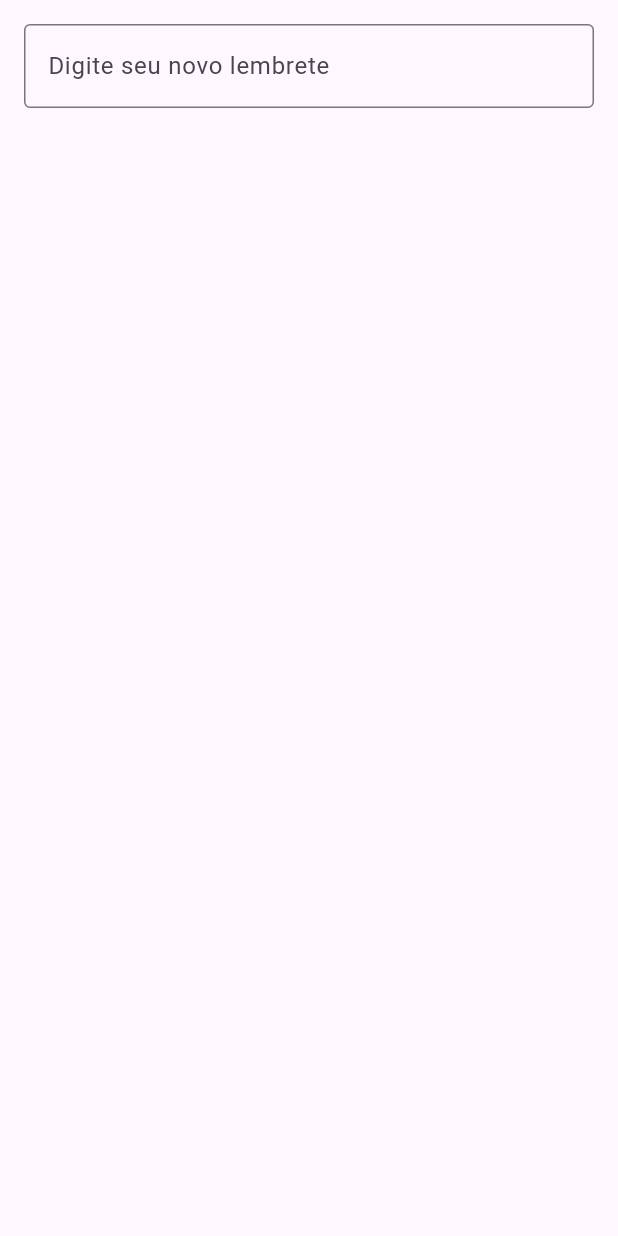
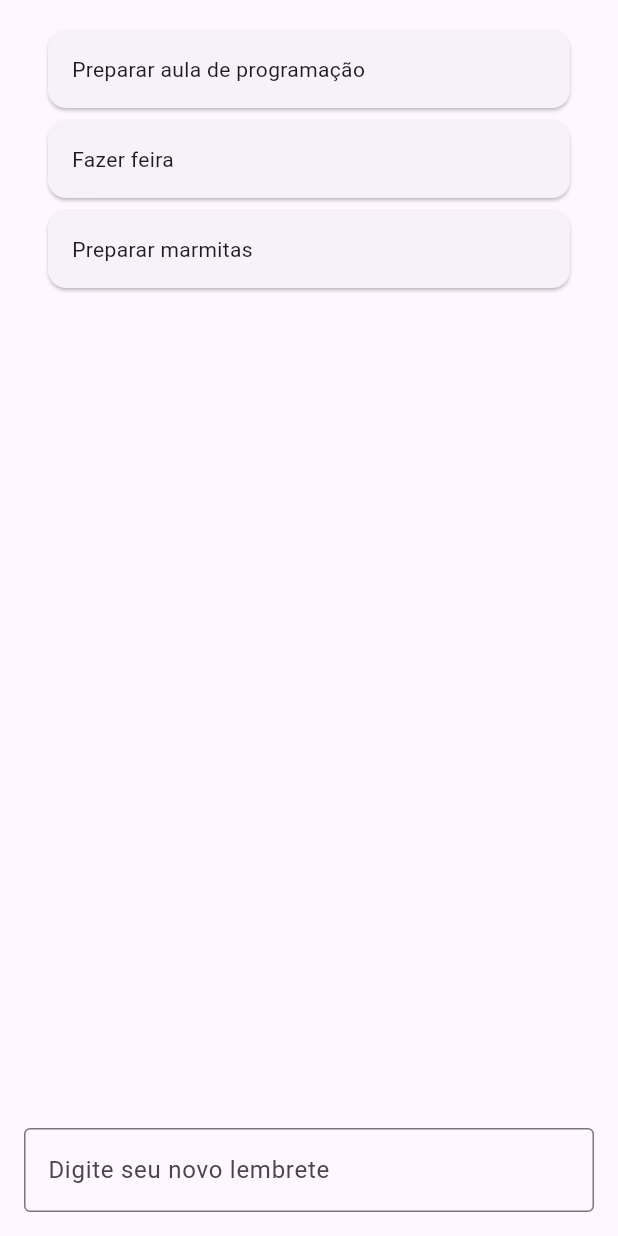
Before and after one commit to durvalsoranz/20252_maua_ecm252_exercicio_flutter_lembretes_favoritos_modelo, a Flutter app: the screen it shows after launch, on a phone screen of 412 x 824 dp. Run offline on Flutter 3.47's test engine with Material 3 defaults, Android fonts, the light colour scheme and no system bars.

Commit message:
feat: exibe lista ficticia

```diff
--- a/lib/main.dart
+++ b/lib/main.dart
@@ -9,7 +9,21 @@
 
   @override
   Widget build(BuildContext context) {
-    return MaterialApp(title: 'Meus Lembretes', home: const InputWidget());
+    return MaterialApp(
+      title: 'Meus Lembretes',
+      home: const Scaffold(
+        body: Padding(
+          padding: const EdgeInsets.all(16.0),
+          child: Column(
+            crossAxisAlignment: CrossAxisAlignment.start,
+            children: const [
+              Expanded(child: ListaLembretes()),
+              InputWidget(),
+            ],
+          ),
+        ),
+      ),
+    );
   }
 }
 
@@ -23,21 +37,38 @@
 class _InputWidgetState extends State<InputWidget> {
   @override
   Widget build(BuildContext context) {
-    return Scaffold(
-      body: Padding(
-        padding: const EdgeInsets.all(16.0),
-        child: Column(
-          crossAxisAlignment: CrossAxisAlignment.start,
-          children: const [
-            TextField(
-              decoration: InputDecoration(
-                border: OutlineInputBorder(),
-                hintText: 'Digite seu novo lembrete',
-              ),
-            ),
-          ],
-        ),
+    return TextField(
+      decoration: InputDecoration(
+        border: OutlineInputBorder(),
+        hintText: 'Digite seu novo lembrete',
       ),
     );
   }
 }
+
+class ListaLembretes extends StatelessWidget {
+  const ListaLembretes({super.key});
+
+  @override
+  Widget build(BuildContext context) {
+    final lembretesFicticios = [
+      'Preparar aula de programação',
+      'Fazer feira',
+      'Preparar marmitas',
+    ];
+
+    return ListView.builder(
+      itemCount: lembretesFicticios.length,
+      itemBuilder: (context, index) {
+        final lembrete = lembretesFicticios[index];
+        return Card(
+          margin: const EdgeInsets.symmetric(horizontal: 16, vertical: 4),
+          child: Padding(
+            padding: const EdgeInsets.all(16.0),
+            child: Text(lembrete),
+          ),
+        );
+      },
+    );
+  }
+}
```
